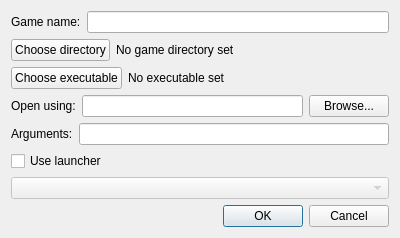
FusionLauncher/FusionClient, file addgamedialog.ui: the form before one commit.
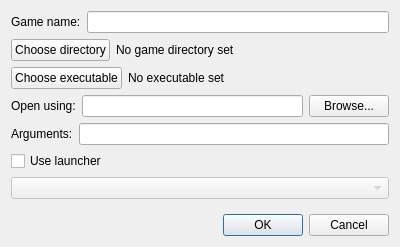
The form after the commit.

Diff of the .ui file:
```diff
--- a/addgamedialog.ui
+++ b/addgamedialog.ui
@@ -7,7 +7,7 @@
     <x>0</x>
     <y>0</y>
     <width>400</width>
-    <height>218</height>
+    <height>247</height>
    </rect>
   </property>
   <property name="windowTitle">
```
Left out of the diff: 63 changed lines with no effect on the pictures.
